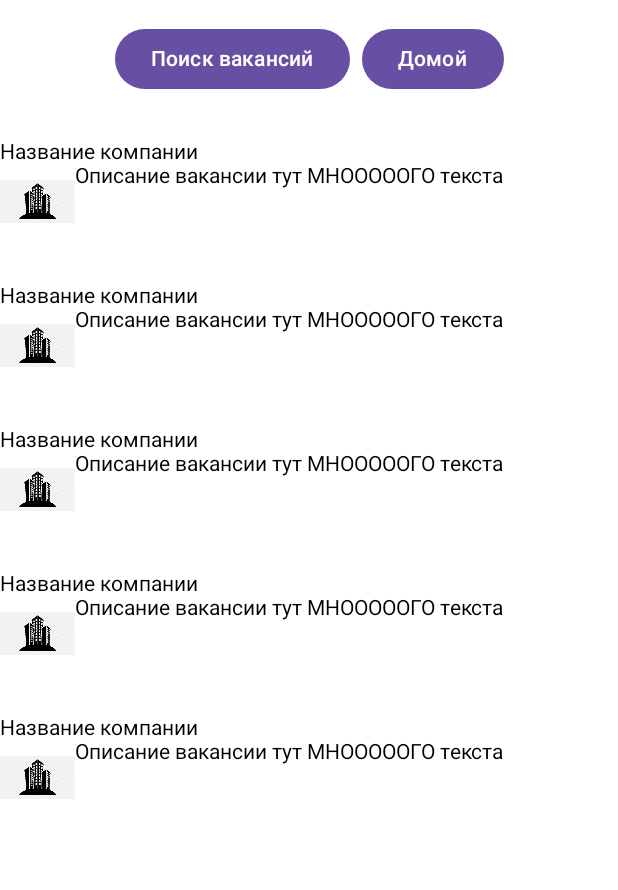
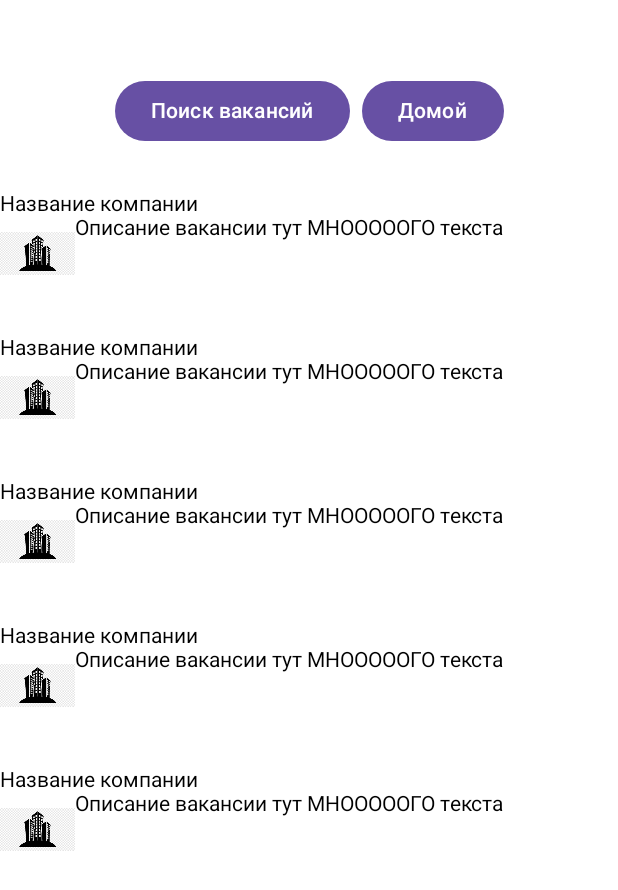
Before and after one commit to Watch-dog-s/mobilka_6_sem, an Android app built with Jetpack Compose: the @Preview function All_Vacancy_prev, on a phone screen of 412 x 824 dp. Shown: the top 890 px of the screen. Run offline under Robolectric (Android 15) with nearby library versions, the phone set to English and light mode, and no system bars.

Commit message:
Create navigation and fix some screens

```diff
--- a/lab1/app/src/main/java/com/example/lab1/screens/All_Vacancy.kt
+++ b/lab1/app/src/main/java/com/example/lab1/screens/All_Vacancy.kt
@@ -18,6 +18,8 @@ import androidx.compose.ui.Modifier
 import androidx.compose.ui.res.painterResource
 import androidx.compose.ui.tooling.preview.Preview
 import androidx.compose.ui.unit.dp
+import androidx.navigation.NavController
+import androidx.navigation.compose.rememberNavController
 import com.example.lab1.R
 import org.intellij.lang.annotations.JdkConstants.HorizontalAlignment
 
@@ -25,36 +27,37 @@ import org.intellij.lang.annotations.JdkConstants.HorizontalAlignment
 @Composable
 fun All_Vacancy_prev()
 {
-    All_Vacancy()
+    val nav_controller= rememberNavController()
+    All_Vacancy(nav_controller)
 
 }
 
 
 
 @Composable
-fun All_Vacancy()
+fun All_Vacancy(nav_controller: NavController)
 {
     Column (modifier = Modifier.fillMaxSize(), horizontalAlignment = Alignment.CenterHorizontally)
     {
-        Spacer(modifier = Modifier.height(15.dp))
+        Spacer(modifier = Modifier.height(50.dp))
         Row (horizontalArrangement = Arrangement.spacedBy(8.dp))
         { Button(onClick = {}) { Text(text="Поиск вакансий") };
             Button(onClick = {}) { Text(text="Домой") } }
 
         Spacer(modifier = Modifier.height(30.dp))
-        Vacancy()
+        Vacancy(nav_controller)
 
         Spacer(modifier = Modifier.height(30.dp))
-        Vacancy()
+        Vacancy(nav_controller)
 
         Spacer(modifier = Modifier.height(30.dp))
-        Vacancy()
+        Vacancy(nav_controller)
 
         Spacer(modifier = Modifier.height(30.dp))
-        Vacancy()
+        Vacancy(nav_controller)
 
         Spacer(modifier = Modifier.height(30.dp))
-        Vacancy()
+        Vacancy(nav_controller)
     }
 
 }
@@ -62,8 +65,8 @@ fun All_Vacancy()
 
 
 @Composable
-fun Vacancy(){
-    Column(modifier = Modifier.fillMaxWidth().clickable(onClick = {}))
+fun Vacancy(nav_controller: NavController){
+    Column(modifier = Modifier.fillMaxWidth().clickable(onClick = {nav_controller.navigate("To_vacancy")}))
     {
         Row {
 
```
Also changed, not shown: lab1/app/src/main/java/com/example/lab1/MainActivity.kt (+4 -7 lines), lab1/app/src/main/java/com/example/lab1/navigation/navigation.kt (added, +34 -0 lines), lab1/app/src/main/java/com/example/lab1/screens/AboutMeScreen.kt (+9 -4 lines), lab1/app/src/main/java/com/example/lab1/screens/AuthorizationScreen.kt (+6 -5 lines), lab1/app/src/main/java/com/example/lab1/screens/MainScreen.kt (+12 -5 lines), lab1/app/src/main/java/com/example/lab1/screens/RecoverPasswordScreen.kt (+6 -3 lines), lab1/app/src/main/java/com/example/lab1/screens/SearchSettings.kt (+24 -2 lines), lab1/app/src/main/java/com/example/lab1/screens/Vacancy.kt (+6 -3 lines), lab1/app/src/main/res/navigation/nav_graph.xml (deleted, +0 -11 lines).
